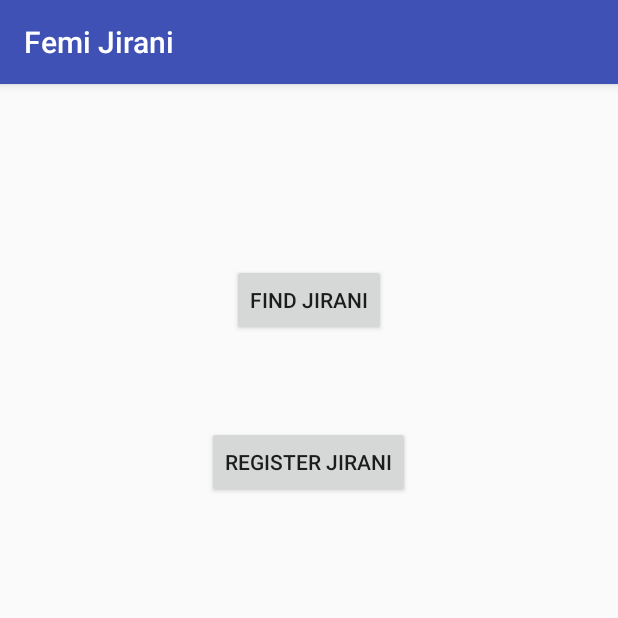
After one commit to Whambuoy/Femi-Jirani, an Android app: the Welcome screen opened directly, with no data from a screen before it, on a phone screen of 412 x 824 dp, the top half of it. The commit adds this screen. Run offline under Robolectric (Android 15) with nearby library versions, the phone set to English and light mode, and no system bars.

Commit message:
With Welcome Activity

```diff
--- a/app/src/main/AndroidManifest.xml
+++ b/app/src/main/AndroidManifest.xml
@@ -16,6 +16,7 @@
                 <category android:name="android.intent.category.LAUNCHER" />
             </intent-filter>
         </activity>
+        <activity android:name=".Welcome"></activity>
     </application>
 
 </manifest>
--- /dev/null
+++ b/app/src/main/java/com/example/android/femijirani/Welcome.java
@@ -0,0 +1,13 @@
+package com.example.android.femijirani;
+
+import android.support.v7.app.AppCompatActivity;
+import android.os.Bundle;
+
+public class Welcome extends AppCompatActivity {
+
+    @Override
+    protected void onCreate(Bundle savedInstanceState) {
+        super.onCreate(savedInstanceState);
+        setContentView(R.layout.activity_welcome);
+    }
+}
--- a/app/src/main/res/layout/activity_main.xml
+++ b/app/src/main/res/layout/activity_main.xml
@@ -27,6 +27,7 @@
         />
 
     <Button
+        android:id="@+id/button_login"
         android:layout_width="wrap_content"
         android:layout_height="wrap_content"
         android:text="@string/login"
--- /dev/null
+++ b/app/src/main/res/layout/activity_welcome.xml
@@ -0,0 +1,26 @@
+<?xml version="1.0" encoding="utf-8"?>
+<RelativeLayout xmlns:android="http://schemas.android.com/apk/res/android"
+    xmlns:app="http://schemas.android.com/apk/res-auto"
+    xmlns:tools="http://schemas.android.com/tools"
+    android:layout_width="match_parent"
+    android:layout_height="match_parent"
+    tools:context="com.example.android.femijirani.Welcome">
+
+    <Button
+        android:id="@+id/find_jirani"
+        android:layout_width="wrap_content"
+        android:layout_height="wrap_content"
+        android:text="@string/find_jirani"
+        android:layout_centerHorizontal="true"
+        android:layout_marginTop="120dp"/>
+
+    <Button
+        android:id="@+id/register_jirani"
+        android:layout_width="wrap_content"
+        android:layout_height="wrap_content"
+        android:text="@string/register_jirani"
+        android:layout_below="@id/find_jirani"
+        android:layout_centerHorizontal="true"
+        android:layout_marginTop="60dp"/>
+
+</RelativeLayout>
--- a/app/src/main/res/values/strings.xml
+++ b/app/src/main/res/values/strings.xml
@@ -5,6 +5,10 @@
     <string name="user_name">User name</string>
     <string name="password">Password</string>
     <string name="login">Login</string>
+    <string name="button_login">Login</string>
 
+    <!--Welcome Activity -->
+    <string name="find_jirani">Find Jirani</string>
+    <string name="register_jirani">Register Jirani</string>
 
 </resources>
```
Also changed, not shown: app/src/main/java/com/example/android/femijirani/MainActivity.java (+21 -1 lines).
